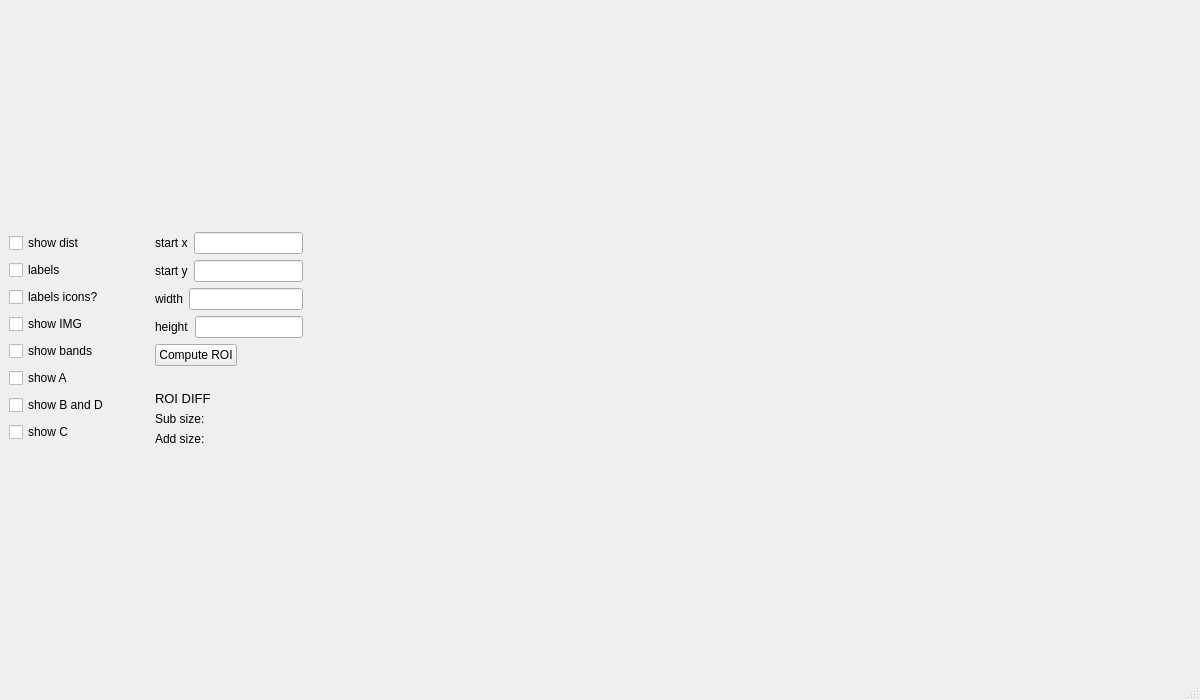
Above: subscription_gui/mainwindow.ui from ajaskier/gerbil before the change. Below: the same form after it.
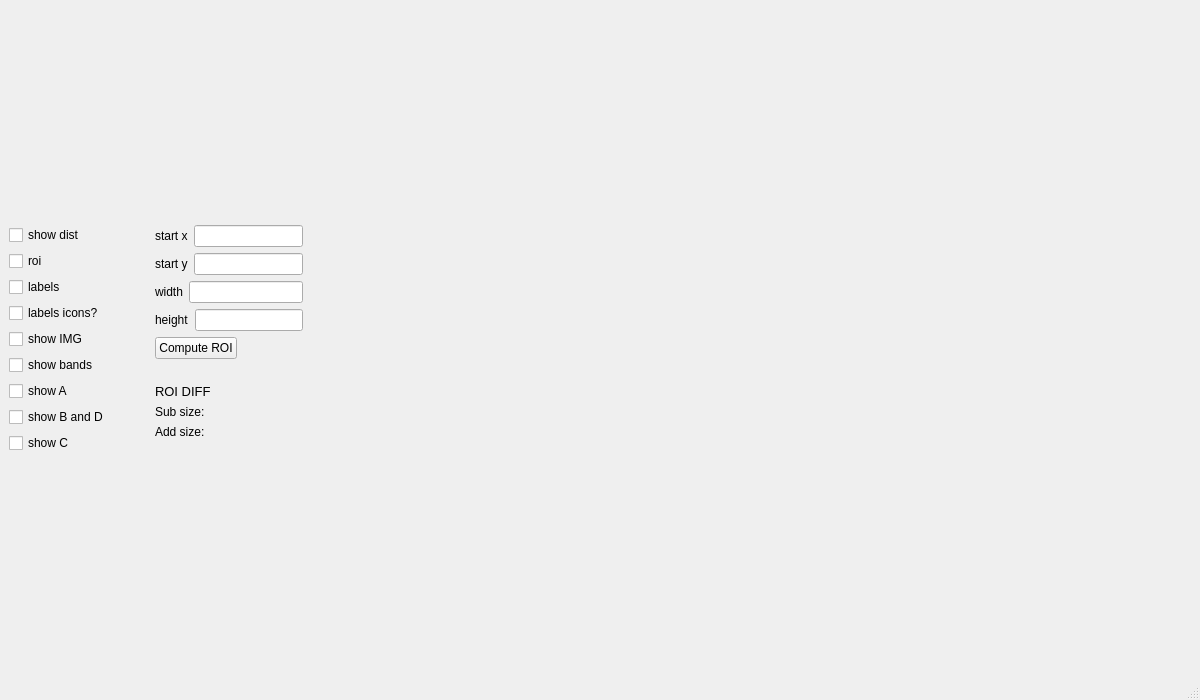
That is the form after the change.

What changed in the file:
```diff
--- a/subscription_gui/mainwindow.ui
+++ b/subscription_gui/mainwindow.ui
@@ -205,6 +205,13 @@
         </property>
        </widget>
       </item>
+      <item>
+       <widget class="QCheckBox" name="roi_checkbox">
+        <property name="text">
+         <string>roi</string>
+        </property>
+       </widget>
+      </item>
       <item>
        <widget class="QCheckBox" name="labels_checkbox">
         <property name="text">
```
